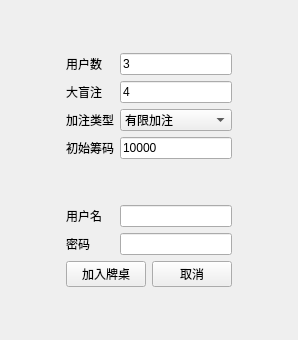
Before: the Qt Designer form TexasPoker/setupwidget.ui in JackeyLea/TexasPoker, drawn with Qt 5.
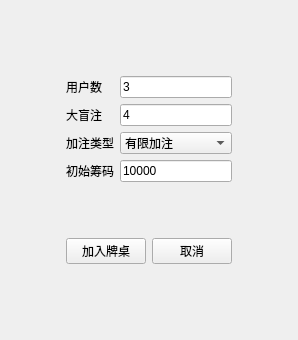
After: the same form once the commit is applied.

What changed in the file:
```diff
--- a/TexasPoker/setupwidget.ui
+++ b/TexasPoker/setupwidget.ui
@@ -16,21 +16,7 @@
   <layout class="QGridLayout" name="gridLayout_2">
    <item row="1" column="1">
     <layout class="QGridLayout" name="layoutGWidget">
-     <item row="6" column="1">
-      <widget class="QLineEdit" name="txtUserPwd">
-       <property name="echoMode">
-        <enum>QLineEdit::EchoMode::PasswordEchoOnEdit</enum>
-       </property>
-      </widget>
-     </item>
-     <item row="6" column="0">
-      <widget class="QLabel" name="labelUserPwd">
-       <property name="text">
-        <string>密码</string>
-       </property>
-      </widget>
-     </item>
-     <item row="7" column="0" colspan="2">
+     <item row="5" column="0" colspan="2">
       <layout class="QHBoxLayout" name="layoutHBtn">
        <item>
         <widget class="QPushButton" name="btnJoin">
@@ -55,8 +41,18 @@
        </property>
       </widget>
      </item>
-     <item row="5" column="1">
-      <widget class="QLineEdit" name="txtUserName"/>
+     <item row="4" column="0" colspan="2">
+      <spacer name="spacerVM">
+       <property name="orientation">
+        <enum>Qt::Orientation::Vertical</enum>
+       </property>
+       <property name="sizeHint" stdset="0">
+        <size>
+         <width>20</width>
+         <height>40</height>
+        </size>
+       </property>
+      </spacer>
      </item>
      <item row="0" column="1">
       <widget class="QLineEdit" name="txtPlayerCnt">
@@ -126,26 +122,6 @@
        </property>
       </widget>
      </item>
-     <item row="5" column="0">
-      <widget class="QLabel" name="labelUserName">
-       <property name="text">
-        <string>用户名</string>
-       </property>
-      </widget>
-     </item>
-     <item row="4" column="0" colspan="2">
-      <spacer name="spacerVM">
-       <property name="orientation">
-        <enum>Qt::Orientation::Vertical</enum>
-       </property>
-       <property name="sizeHint" stdset="0">
-        <size>
-         <width>20</width>
-         <height>40</height>
-        </size>
-       </property>
-      </spacer>
-     </item>
     </layout>
    </item>
    <item row="2" column="1">
```
